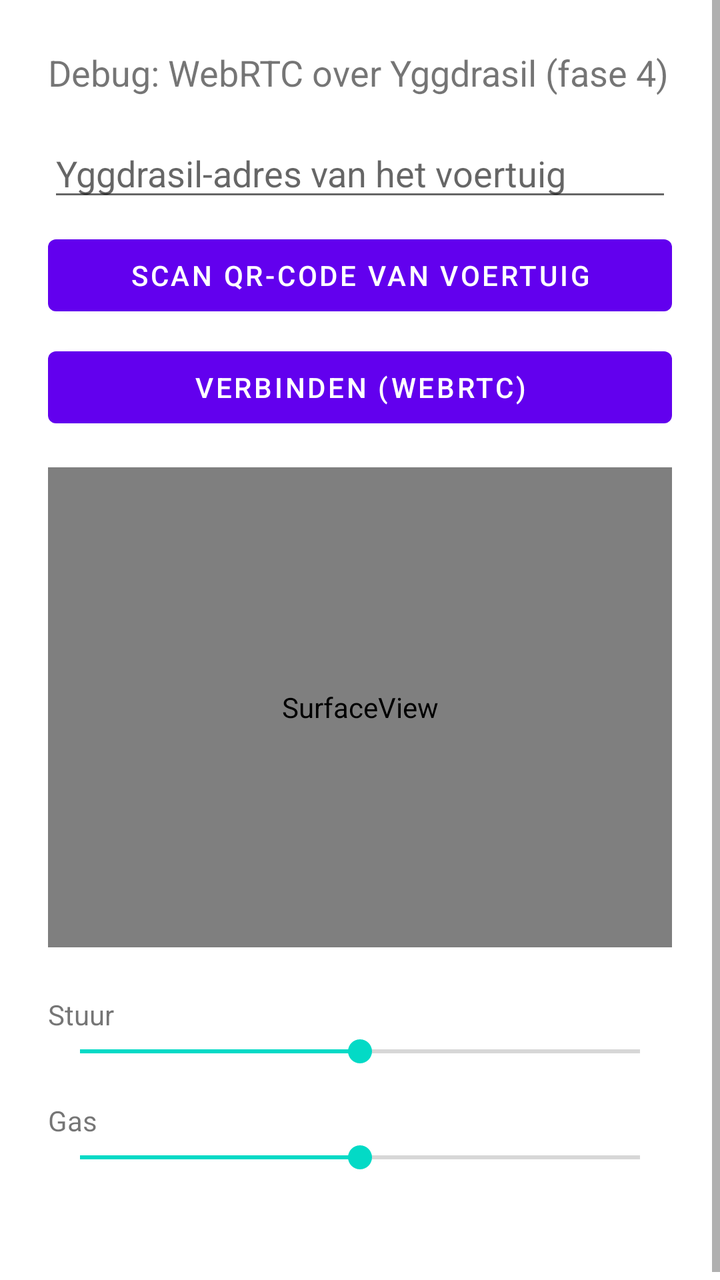
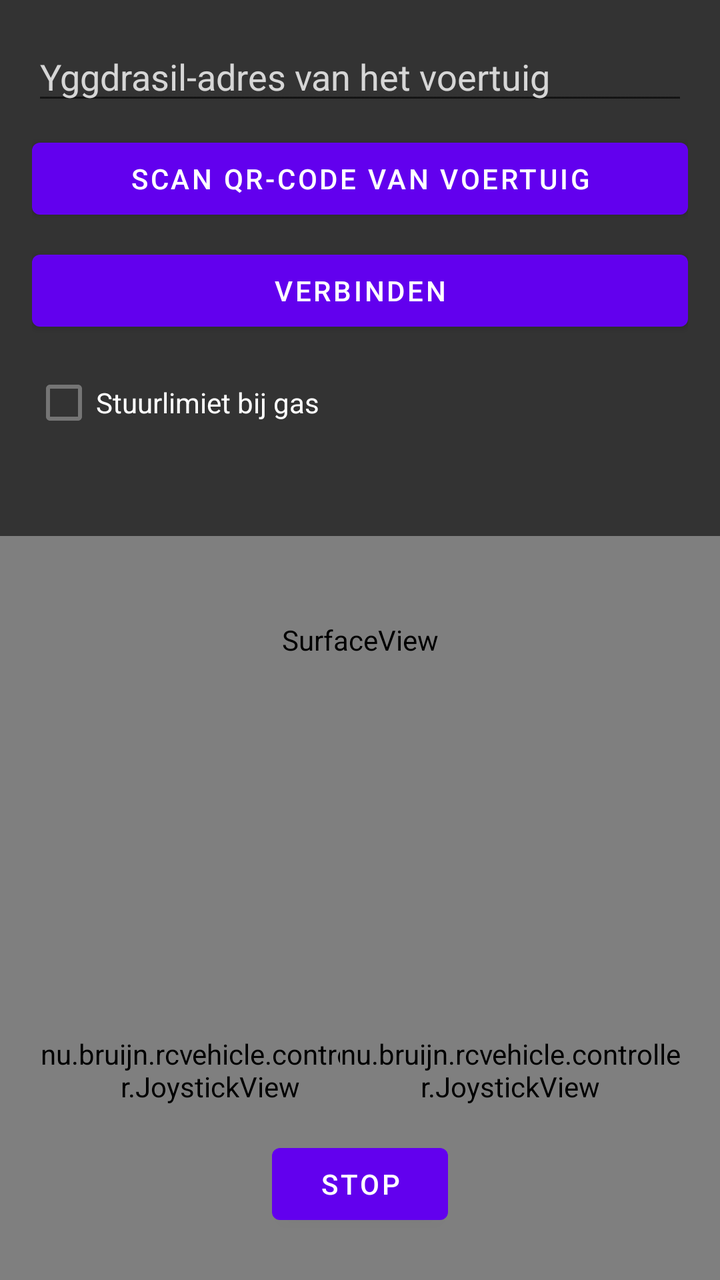

Two renders of the same Android screen: before a commit and after it. Below are the layout's source before the change and the commit's diff.
<!-- AndroidManifest.xml: application theme Theme.RcVehicle -->
<!-- res/layout/activity_controller.xml -->
<?xml version="1.0" encoding="utf-8"?>
<ScrollView xmlns:android="http://schemas.android.com/apk/res/android"
    android:layout_width="match_parent"
    android:layout_height="match_parent"
    android:fitsSystemWindows="true">

<LinearLayout
    android:layout_width="match_parent"
    android:layout_height="wrap_content"
    android:orientation="vertical"
    android:padding="24dp">

    <TextView
        android:layout_width="wrap_content"
        android:layout_height="wrap_content"
        android:text="@string/controller_rtc_title"
        android:textSize="18sp"
        android:layout_marginBottom="16dp" />

    <EditText
        android:id="@+id/editVehicleAddress"
        android:layout_width="match_parent"
        android:layout_height="wrap_content"
        android:hint="@string/controller_vehicle_address_hint"
        android:inputType="text" />

    <Button
        android:id="@+id/buttonScanQr"
        android:layout_width="match_parent"
        android:layout_height="wrap_content"
        android:layout_marginTop="8dp"
        android:text="@string/controller_scan_qr" />

    <Button
        android:id="@+id/buttonConnectRtc"
        android:layout_width="match_parent"
        android:layout_height="wrap_content"
        android:layout_marginTop="8dp"
        android:text="@string/controller_connect" />

    <SurfaceView
        android:id="@+id/surfaceVideo"
        android:layout_width="match_parent"
        android:layout_height="240dp"
        android:layout_marginTop="16dp" />

    <TextView
        android:layout_width="wrap_content"
        android:layout_height="wrap_content"
        android:layout_marginTop="24dp"
        android:text="@string/vehicle_debug_steer" />
    <SeekBar
        android:id="@+id/seekSteer"
        android:layout_width="match_parent"
        android:layout_height="wrap_content"
        android:max="200"
        android:progress="100" />

    <TextView
        android:layout_width="wrap_content"
        android:layout_height="wrap_content"
        android:layout_marginTop="16dp"
        android:text="@string/vehicle_debug_throttle" />
    <SeekBar
        android:id="@+id/seekThrottle"
        android:layout_width="match_parent"
        android:layout_height="wrap_content"
        android:max="200"
        android:progress="100" />

    <TextView
        android:id="@+id/textRtcLog"
        android:layout_width="match_parent"
        android:layout_height="wrap_content"
        android:layout_marginTop="16dp"
        android:fontFamily="monospace"
        android:textSize="12sp" />

</LinearLayout>
</ScrollView>
<!-- resources referenced by this layout -->
<resources>
  <string name="controller_connect">Verbinden (WebRTC)</string>
  <string name="controller_rtc_title">Debug: WebRTC over Yggdrasil (fase 4)</string>
  <string name="controller_scan_qr">Scan QR-code van voertuig</string>
  <string name="controller_vehicle_address_hint">Yggdrasil-adres van het voertuig</string>
  <string name="vehicle_debug_steer">Stuur</string>
  <string name="vehicle_debug_throttle">Gas</string>
  <style name="Theme.RcVehicle" parent="Theme.MaterialComponents.DayNight.NoActionBar" />
</resources>

<!-- the commit's change to res/layout/activity_controller.xml (unified diff, before → after) -->
@@ -1,80 +1,88 @@
 <?xml version="1.0" encoding="utf-8"?>
-<ScrollView xmlns:android="http://schemas.android.com/apk/res/android"
+<FrameLayout xmlns:android="http://schemas.android.com/apk/res/android"
     android:layout_width="match_parent"
     android:layout_height="match_parent"
-    android:fitsSystemWindows="true">
-
-<LinearLayout
-    android:layout_width="match_parent"
-    android:layout_height="wrap_content"
-    android:orientation="vertical"
-    android:padding="24dp">
-
-    <TextView
-        android:layout_width="wrap_content"
-        android:layout_height="wrap_content"
-        android:text="@string/controller_rtc_title"
-        android:textSize="18sp"
-        android:layout_marginBottom="16dp" />
-
-    <EditText
-        android:id="@+id/editVehicleAddress"
-        android:layout_width="match_parent"
-        android:layout_height="wrap_content"
-        android:hint="@string/controller_vehicle_address_hint"
-        android:inputType="text" />
-
-    <Button
-        android:id="@+id/buttonScanQr"
-        android:layout_width="match_parent"
-        android:layout_height="wrap_content"
-        android:layout_marginTop="8dp"
-        android:text="@string/controller_scan_qr" />
-
-    <Button
-        android:id="@+id/buttonConnectRtc"
-        android:layout_width="match_parent"
-        android:layout_height="wrap_content"
-        android:layout_marginTop="8dp"
-        android:text="@string/controller_connect" />
+    android:background="@android:color/black">
 
     <SurfaceView
         android:id="@+id/surfaceVideo"
         android:layout_width="match_parent"
-        android:layout_height="240dp"
-        android:layout_marginTop="16dp" />
+        android:layout_height="match_parent" />
 
-    <TextView
+    
+    <nu.bruijn.rcvehicle.controller.JoystickView
+        android:id="@+id/joystickSteer"
+        android:layout_width="170dp"
+        android:layout_height="170dp"
+        android:layout_gravity="bottom|start"
+        android:layout_margin="20dp" />
+
+    
+    <nu.bruijn.rcvehicle.controller.JoystickView
+        android:id="@+id/joystickThrottle"
+        android:layout_width="170dp"
+        android:layout_height="170dp"
+        android:layout_gravity="bottom|end"
+        android:layout_margin="20dp" />
+
+    <Button
+        android:id="@+id/buttonStop"
         android:layout_width="wrap_content"
         android:layout_height="wrap_content"
-        android:layout_marginTop="24dp"
-        android:text="@string/vehicle_debug_steer" />
-    <SeekBar
-        android:id="@+id/seekSteer"
+        android:layout_gravity="bottom|center_horizontal"
+        android:layout_marginBottom="24dp"
+        android:text="@string/controller_stop" />
+
+    
+    <LinearLayout
+        android:id="@+id/layoutSetup"
         android:layout_width="match_parent"
         android:layout_height="wrap_content"
-        android:max="200"
-        android:progress="100" />
+        android:orientation="vertical"
+        android:background="#99000000"
+        android:padding="16dp"
+        android:fitsSystemWindows="true">
 
-    <TextView
-        android:layout_width="wrap_content"
-        android:layout_height="wrap_content"
-        android:layout_marginTop="16dp"
-        android:text="@string/vehicle_debug_throttle" />
-    <SeekBar
-        android:id="@+id/seekThrottle"
-        android:layout_width="match_parent"
-        android:layout_height="wrap_content"
-        android:max="200"
-        android:progress="100" />
+        <EditText
+            android:id="@+id/editVehicleAddress"
+            android:layout_width="match_parent"
+            android:layout_height="wrap_content"
+            android:hint="@string/controller_vehicle_address_hint"
+            android:textColor="@android:color/white"
+            android:textColorHint="#CCFFFFFF"
+            android:inputType="text" />
 
-    <TextView
-        android:id="@+id/textRtcLog"
-        android:layout_width="match_parent"
-        android:layout_height="wrap_content"
-        android:layout_marginTop="16dp"
-        android:fontFamily="monospace"
-        android:textSize="12sp" />
+        <Button
+            android:id="@+id/buttonScanQr"
+            android:layout_width="match_parent"
+            android:layout_height="wrap_content"
+            android:layout_marginTop="8dp"
+            android:text="@string/controller_scan_qr" />
 
-</LinearLayout>
-</ScrollView>
+        <Button
+            android:id="@+id/buttonConnectRtc"
+            android:layout_width="match_parent"
+            android:layout_height="wrap_content"
+            android:layout_marginTop="8dp"
+            android:text="@string/controller_connect" />
+
+        <CheckBox
+            android:id="@+id/checkSteerLimit"
+            android:layout_width="wrap_content"
+            android:layout_height="wrap_content"
+            android:layout_marginTop="8dp"
+            android:textColor="@android:color/white"
+            android:text="@string/controller_steer_limit" />
+
+        <TextView
+            android:id="@+id/textRtcLog"
+            android:layout_width="match_parent"
+            android:layout_height="wrap_content"
+            android:layout_marginTop="12dp"
+            android:fontFamily="monospace"
+            android:textSize="11sp"
+            android:textColor="@android:color/white" />
+
+    </LinearLayout>
+
+</FrameLayout>
<!-- resource entries referenced after the edit -->
@@ -1,11 +1,10 @@
 <!-- resources referenced by this layout -->
 <resources>
-  <string name="controller_connect">Verbinden (WebRTC)</string>
-  <string name="controller_rtc_title">Debug: WebRTC over Yggdrasil (fase 4)</string>
+  <string name="controller_connect">Verbinden</string>
   <string name="controller_scan_qr">Scan QR-code van voertuig</string>
+  <string name="controller_steer_limit">Stuurlimiet bij gas</string>
+  <string name="controller_stop">STOP</string>
   <string name="controller_vehicle_address_hint">Yggdrasil-adres van het voertuig</string>
-  <string name="vehicle_debug_steer">Stuur</string>
-  <string name="vehicle_debug_throttle">Gas</string>
   <style name="Theme.RcVehicle" parent="Theme.MaterialComponents.DayNight.NoActionBar" />
 </resources>
 
